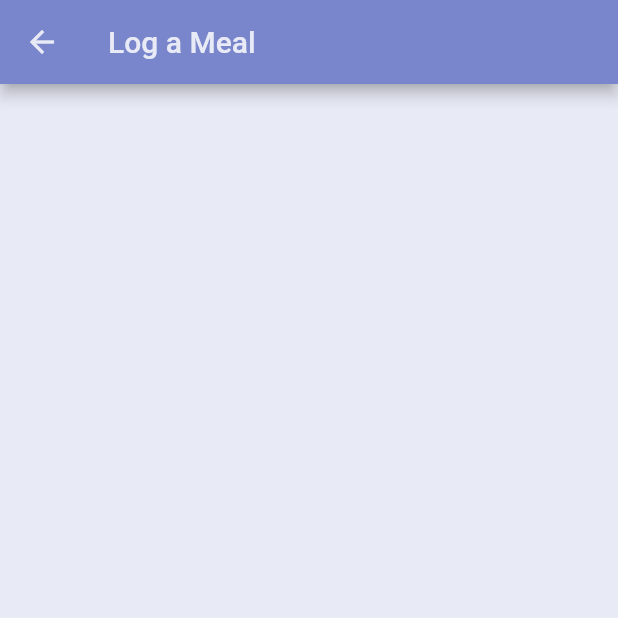
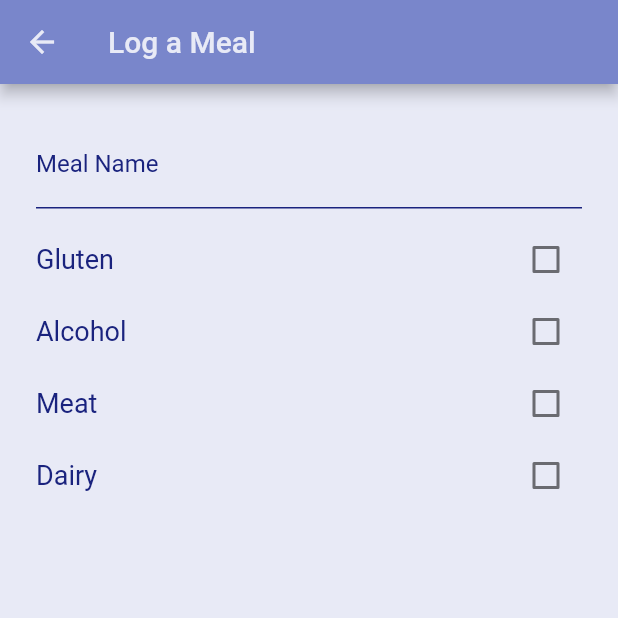
Before and after one commit to gabriella-aguilar/Individual-Project, a Flutter app: the LogMeal screen opened directly, on a phone screen of 412 x 824 dp, the top half of it. Run offline on Flutter 3.47's test engine with Material 2 defaults, Android fonts, the phone set to English and light mode, and no system bars; Roboto replaces fonts that are missing (Rubik).

Commit message:
Meal class and view

```diff
--- a/lib/meal.dart
+++ b/lib/meal.dart
@@ -1,27 +1,119 @@
 import 'package:flutter/material.dart';
 import 'package:tracker/colors.dart';
 
-class LogMeal extends StatelessWidget{
-  Widget build (BuildContext context){
+class LogMeal extends StatefulWidget {
+  @override
+  _LogMealState createState() => _LogMealState();
+}
+
+class _LogMealState extends State<LogMeal> {
+  final _nameController = TextEditingController();
+  bool _glutenController = false;
+  bool _alcoholController = false;
+  bool _sugarController = false;
+  bool _meatController = false;
+  bool _dairyController = false;
+  Widget build(BuildContext context) {
     return Scaffold(
         backgroundColor: backBlue,
-      body: Column(
-        children: <Widget>[
-          AppBar(
+        appBar: AppBar(
           leading: Builder(
             builder: (BuildContext context) {
               return IconButton(
-                  icon: const Icon(Icons.arrow_back,color: backBlue,),
-                  onPressed: () { Navigator.pop(context); },
-
+                icon: const Icon(
+                  Icons.arrow_back,
+                  color: backBlue,
+                ),
+                onPressed: () {
+                  Navigator.pop(context);
+                },
               );
             },
           ),
           backgroundColor: newBlue,
-            title: Text('Log a Meal',style: TextStyle(color: backBlue),),
+          title: Text(
+            'Log a Meal',
+            style: TextStyle(color: backBlue),
+          ),
+        ),
+        body:ListView(children:[ Container(
+          padding: EdgeInsets.symmetric(horizontal: 24.0, vertical: 24),
+          child: Column(
+            children: <Widget>[
+              TextField(
+                controller: _nameController,
+                decoration: InputDecoration(
+                  labelText: 'Meal Name',
+                ),
+                cursorColor: newBlueAccent,
+              ),
+              SizedBox(height: 10,),
+              Row(
+                mainAxisAlignment: MainAxisAlignment.spaceBetween,
+                children: [
+                  Text('Gluten',style: basicText,),
+                  Checkbox(
+                    value: _glutenController,
+                    activeColor: newBlueAccent,
+                    checkColor: newBlueAccent,
+                    onChanged: (value) {
+                      setState(() {
+                        _glutenController = value;
+                      });
+                    },
+                  )
+                ],
+              ),
+              Row(
+                mainAxisAlignment: MainAxisAlignment.spaceBetween,
+                children: [
+                  Text('Alcohol',style: basicText,),
+                  Checkbox(
+                    value: _alcoholController,
+                    activeColor: newBlueAccent,
+                    checkColor: newBlueAccent,
+                    onChanged: (value) {
+                      setState(() {
+                        _alcoholController = value;
+                      });
+                    },
+                  )
+                ],
+              ),
+              Row(
+                mainAxisAlignment: MainAxisAlignment.spaceBetween,
+                children: [
+                  Text('Meat',style: basicText,),
+                  Checkbox(
+                    value: _meatController,
+                    activeColor: newBlueAccent,
+                    checkColor: newBlueAccent,
+                    onChanged: (value) {
+                      setState(() {
+                        _meatController = value;
+                      });
+                    },
+                  )
+                ],
+              ),
+              Row(
+                mainAxisAlignment: MainAxisAlignment.spaceBetween,
+                children: [
+                  Text('Dairy',style: basicText,),
+                  Checkbox(
+                    value: _dairyController,
+                    activeColor: newBlueAccent,
+                    checkColor: newBlueAccent,
+                    onChanged: (value) {
+                      setState(() {
+                        _dairyController = value;
+                      });
+                    },
+                  )
+                ],
               ),
             ],
           ),
-    );
+        )]));
   }
 }
--- /dev/null
+++ b/lib/mealClass.dart
@@ -0,0 +1,26 @@
+class Meal{
+  String _name;
+  bool _gluten;
+  bool _alcohol;
+  bool _sugar;
+  bool _meat;
+  bool _dairy;
+
+  String getName(){return _name;}
+  void setName(String n){_name=n;}
+
+  bool getGluten(){return _gluten;}
+  void setGluten(bool g){_gluten=g;}
+
+  bool getAlcohol(){return _alcohol;}
+  void setAlcohol(bool g){_alcohol=g;}
+
+  bool getSugar(){return _sugar;}
+  void setSugar(bool g){_sugar=g;}
+
+  bool getMeat(){return _meat;}
+  void setMeat(bool g){_meat=g;}
+
+  bool getDairy(){return _dairy;}
+  void setDairy(bool g){_dairy=g;}
+}
```
Lines whose indentation alone changed are shown as unchanged.
